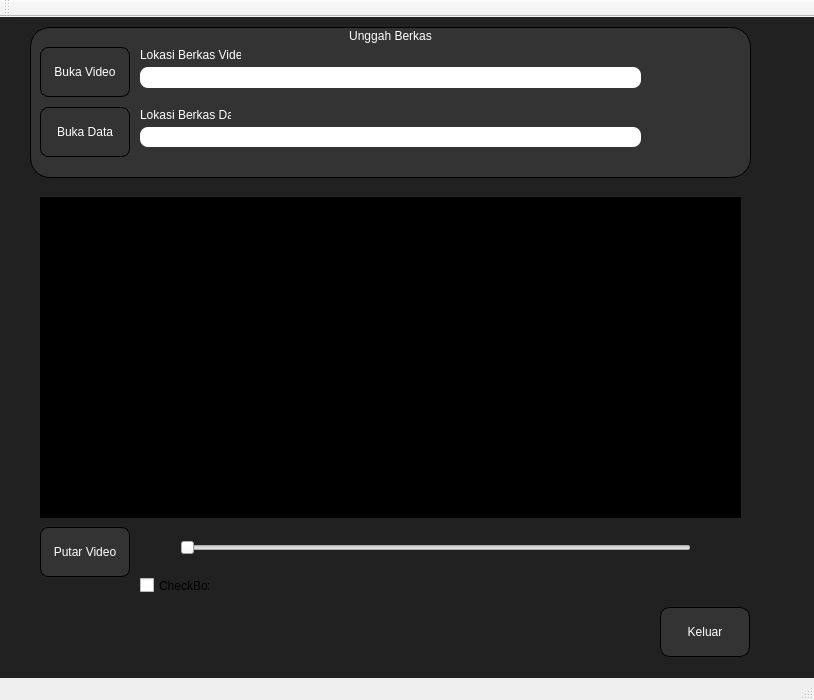
This is playwithlabel/mainwindow.ui in kodeepic/Belajar_Git as Qt 5 draws it before an edit. The edited form follows.
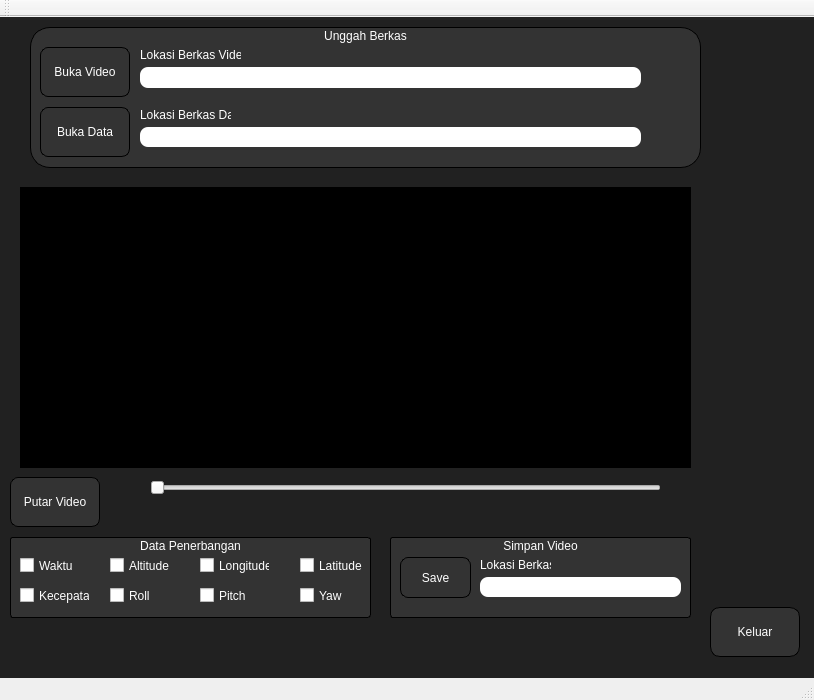
This is the edited form. Icons and pictures are not drawn.

```diff
--- a/playwithlabel/mainwindow.ui
+++ b/playwithlabel/mainwindow.ui
@@ -33,10 +33,10 @@
    <widget class="QLabel" name="label">
     <property name="geometry">
      <rect>
-      <x>40</x>
-      <y>180</y>
-      <width>701</width>
-      <height>321</height>
+      <x>20</x>
+      <y>170</y>
+      <width>671</width>
+      <height>281</height>
      </rect>
     </property>
     <property name="styleSheet">
@@ -53,8 +53,8 @@
    <widget class="QPushButton" name="pushButton_2">
     <property name="geometry">
      <rect>
-      <x>40</x>
-      <y>510</y>
+      <x>10</x>
+      <y>460</y>
       <width>90</width>
       <height>50</height>
      </rect>
@@ -100,8 +100,8 @@
      <rect>
       <x>30</x>
       <y>10</y>
-      <width>721</width>
-      <height>151</height>
+      <width>671</width>
+      <height>141</height>
      </rect>
     </property>
     <property name="styleSheet">
@@ -272,7 +272,7 @@
    <widget class="QPushButton" name="pushButton_4">
     <property name="geometry">
      <rect>
-      <x>660</x>
+      <x>710</x>
       <y>590</y>
       <width>90</width>
       <height>50</height>
@@ -317,8 +317,8 @@
    <widget class="QSlider" name="horizontalSlider">
     <property name="geometry">
      <rect>
-      <x>180</x>
-      <y>520</y>
+      <x>150</x>
+      <y>460</y>
       <width>511</width>
       <height>22</height>
      </rect>
@@ -333,8 +333,8 @@
    <widget class="QLabel" name="label_4">
     <property name="geometry">
      <rect>
-      <x>140</x>
-      <y>520</y>
+      <x>100</x>
+      <y>460</y>
       <width>41</width>
       <height>16</height>
      </rect>
@@ -349,9 +349,9 @@
    <widget class="QLabel" name="label_5">
     <property name="geometry">
      <rect>
-      <x>700</x>
-      <y>520</y>
-      <width>51</width>
+      <x>670</x>
+      <y>460</y>
+      <width>41</width>
       <height>16</height>
      </rect>
     </property>
@@ -362,18 +362,261 @@
      <string/>
     </property>
    </widget>
-   <widget class="QCheckBox" name="checkBox">
+   <widget class="QGroupBox" name="groupBox_2">
     <property name="geometry">
      <rect>
-      <x>140</x>
-      <y>560</y>
-      <width>70</width>
-      <height>17</height>
+      <x>10</x>
+      <y>520</y>
+      <width>361</width>
+      <height>81</height>
      </rect>
     </property>
-    <property name="text">
-     <string>CheckBox</string>
+    <property name="styleSheet">
+     <string notr="true">QGroupBox
+{
+color: white;
+background-color: #333333;
+border-width: 0px;
+border-radius: 3px;
+ border: 1px solid black;
+}
+</string>
     </property>
+    <property name="title">
+     <string>Data Penerbangan</string>
+    </property>
+    <property name="alignment">
+     <set>Qt::AlignCenter</set>
+    </property>
+    <widget class="QCheckBox" name="checkBox">
+     <property name="geometry">
+      <rect>
+       <x>10</x>
+       <y>20</y>
+       <width>70</width>
+       <height>17</height>
+      </rect>
+     </property>
+     <property name="styleSheet">
+      <string notr="true">QCheckBox{color:white;}</string>
+     </property>
+     <property name="text">
+      <string>Waktu</string>
+     </property>
+    </widget>
+    <widget class="QCheckBox" name="checkBox_2">
+     <property name="geometry">
+      <rect>
+       <x>10</x>
+       <y>50</y>
+       <width>70</width>
+       <height>17</height>
+      </rect>
+     </property>
+     <property name="styleSheet">
+      <string notr="true">QCheckBox{color:white;}</string>
+     </property>
+     <property name="text">
+      <string>Kecepatan</string>
+     </property>
+    </widget>
+    <widget class="QCheckBox" name="checkBox_3">
+     <property name="geometry">
+      <rect>
+       <x>100</x>
+       <y>20</y>
+       <width>70</width>
+       <height>17</height>
+      </rect>
+     </property>
+     <property name="styleSheet">
+      <string notr="true">QCheckBox{color:white;}</string>
+     </property>
+     <property name="text">
+      <string>Altitude</string>
+     </property>
+    </widget>
+    <widget class="QCheckBox" name="checkBox_4">
+     <property name="geometry">
+      <rect>
+       <x>190</x>
+       <y>20</y>
+       <width>70</width>
+       <height>17</height>
+      </rect>
+     </property>
+     <property name="styleSheet">
+      <string notr="true">QCheckBox{color:white;}</string>
+     </property>
+     <property name="text">
+      <string>Longitude</string>
+     </property>
+    </widget>
+    <widget class="QCheckBox" name="checkBox_5">
+     <property name="geometry">
+      <rect>
+       <x>290</x>
+       <y>20</y>
+       <width>70</width>
+       <height>17</height>
+      </rect>
+     </property>
+     <property name="styleSheet">
+      <string notr="true">QCheckBox{color:white;}</string>
+     </property>
+     <property name="text">
+      <string>Latitude</string>
+     </property>
+    </widget>
+    <widget class="QCheckBox" name="checkBox_6">
+     <property name="geometry">
+      <rect>
+       <x>100</x>
+       <y>50</y>
+       <width>70</width>
+       <height>17</height>
+      </rect>
+     </property>
+     <property name="styleSheet">
+      <string notr="true">QCheckBox{color:white;}</string>
+     </property>
+     <property name="text">
+      <string>Roll</string>
+     </property>
+    </widget>
+    <widget class="QCheckBox" name="checkBox_7">
+     <property name="geometry">
+      <rect>
+       <x>190</x>
+       <y>50</y>
+       <width>70</width>
+       <height>17</height>
+      </rect>
+     </property>
+     <property name="styleSheet">
+      <string notr="true">QCheckBox{color:white;}</string>
+     </property>
+     <property name="text">
+      <string>Pitch</string>
+     </property>
+    </widget>
+    <widget class="QCheckBox" name="checkBox_8">
+     <property name="geometry">
+      <rect>
+       <x>290</x>
+       <y>50</y>
+       <width>70</width>
+       <height>17</height>
+      </rect>
+     </property>
+     <property name="styleSheet">
+      <string notr="true">QCheckBox{color:white;}</string>
+     </property>
+     <property name="text">
+      <string>Yaw</string>
+     </property>
+    </widget>
+   </widget>
+   <widget class="QGroupBox" name="groupBox_3">
+    <property name="geometry">
+     <rect>
+      <x>390</x>
+      <y>520</y>
+      <width>301</width>
+      <height>81</height>
+     </rect>
+    </property>
+    <property name="styleSheet">
+     <string notr="true">QGroupBox
+{
+color: white;
+background-color: #333333;
+border-width: 0px;
+border-radius: 3px;
+ border: 1px solid black;
+}
+</string>
+    </property>
+    <property name="title">
+     <string>Simpan Video</string>
+    </property>
+    <property name="alignment">
+     <set>Qt::AlignCenter</set>
+    </property>
+    <widget class="QPushButton" name="pushButton_5">
+     <property name="geometry">
+      <rect>
+       <x>10</x>
+       <y>20</y>
+       <width>71</width>
+       <height>41</height>
+      </rect>
+     </property>
+     <property name="sizePolicy">
+      <sizepolicy hsizetype="Fixed" vsizetype="Fixed">
+       <horstretch>0</horstretch>
+       <verstretch>0</verstretch>
+      </sizepolicy>
+     </property>
+     <property name="minimumSize">
+      <size>
+       <width>70</width>
+       <height>30</height>
+      </size>
+     </property>
+     <property name="styleSheet">
+      <string notr="true">QPushButton
+{
+color: white;
+background-color: #333333;
+border-width: 0px;
+border-radius: 8px;
+border: 1px solid;
+}</string>
+     </property>
+     <property name="text">
+      <string>Save</string>
+     </property>
+     <property name="icon">
+      <iconset resource="icons.qrc">
+       <normaloff>:/icons/icon_save.png</normaloff>:/icons/icon_save.png</iconset>
+     </property>
+     <property name="iconSize">
+      <size>
+       <width>23</width>
+       <height>23</height>
+      </size>
+     </property>
+    </widget>
+    <widget class="QLineEdit" name="lineEdit_3">
+     <property name="geometry">
+      <rect>
+       <x>90</x>
+       <y>40</y>
+       <width>201</width>
+       <height>20</height>
+      </rect>
+     </property>
+     <property name="styleSheet">
+      <string notr="true">border-radius: 8px;</string>
+     </property>
+    </widget>
+    <widget class="QLabel" name="label_6">
+     <property name="geometry">
+      <rect>
+       <x>90</x>
+       <y>20</y>
+       <width>71</width>
+       <height>16</height>
+      </rect>
+     </property>
+     <property name="styleSheet">
+      <string notr="true">color :white;</string>
+     </property>
+     <property name="text">
+      <string>Lokasi Berkas</string>
+     </property>
+    </widget>
    </widget>
   </widget>
   <widget class="QMenuBar" name="menuBar">
```
